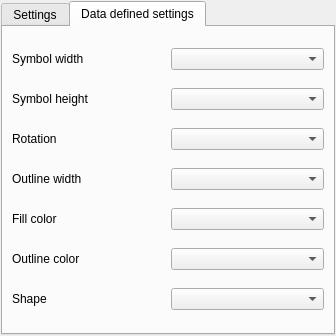
Qt form src/ui/symbollayer/widget_ellipse.ui (qgis/QGIS) before a commit.
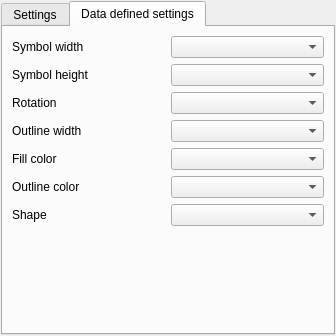
The same form after that commit. The open tabs and pages were chosen to show the change. Custom widgets are drawn as their Qt base class.

What changed in the file:
```diff
--- a/src/ui/symbollayer/widget_ellipse.ui
+++ b/src/ui/symbollayer/widget_ellipse.ui
@@ -233,6 +233,19 @@
          </property>
         </widget>
        </item>
+       <item row="7" column="0" colspan="2">
+        <spacer name="verticalSpacer">
+         <property name="orientation">
+          <enum>Qt::Vertical</enum>
+         </property>
+         <property name="sizeHint" stdset="0">
+          <size>
+           <width>20</width>
+           <height>40</height>
+          </size>
+         </property>
+        </spacer>
+       </item>
       </layout>
      </widget>
     </widget>
```
Left out of the diff: 6 changed lines with no effect on the pictures.
